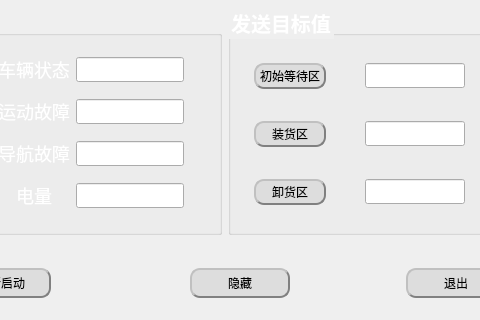
Above: widget.ui from mouming233/qt before the change; both pictures show x 510 to 990 and y 362 to 682 of the 1149 by 682 pixel window. Below: the same form after it.
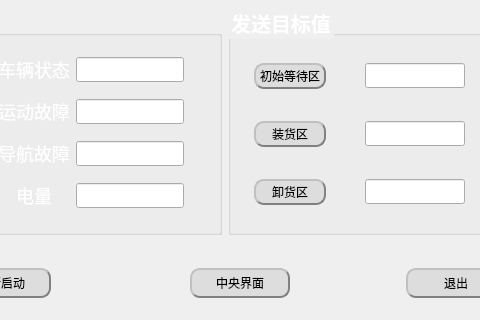
That is the form after the change.

The edit to the form file:
```diff
--- a/widget.ui
+++ b/widget.ui
@@ -1105,7 +1105,7 @@
 QPushButton:pressed{background-color:rgb(204, 228, 247);border-style: inset;}</string>
            </property>
            <property name="text">
-            <string>隐藏</string>
+            <string>中央界面</string>
            </property>
           </widget>
          </item>
```
